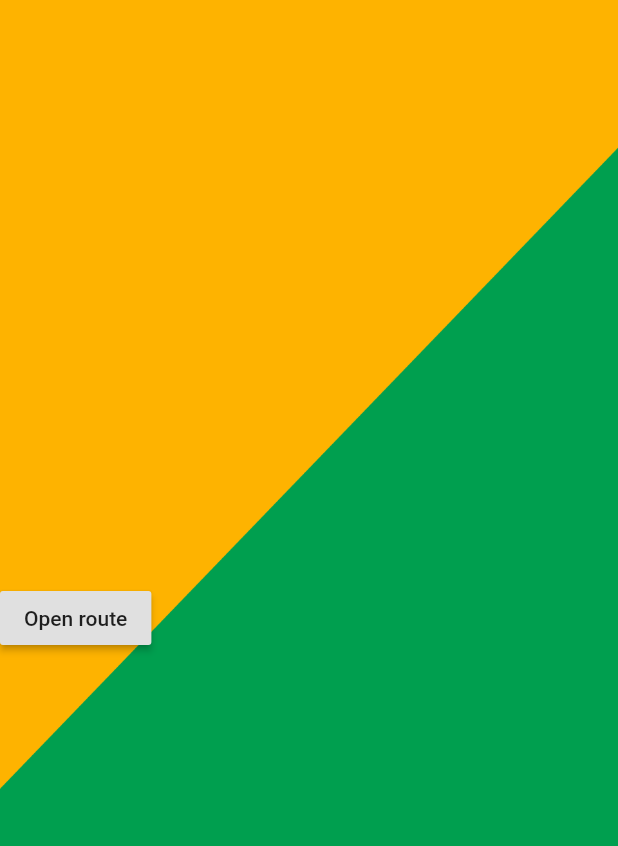
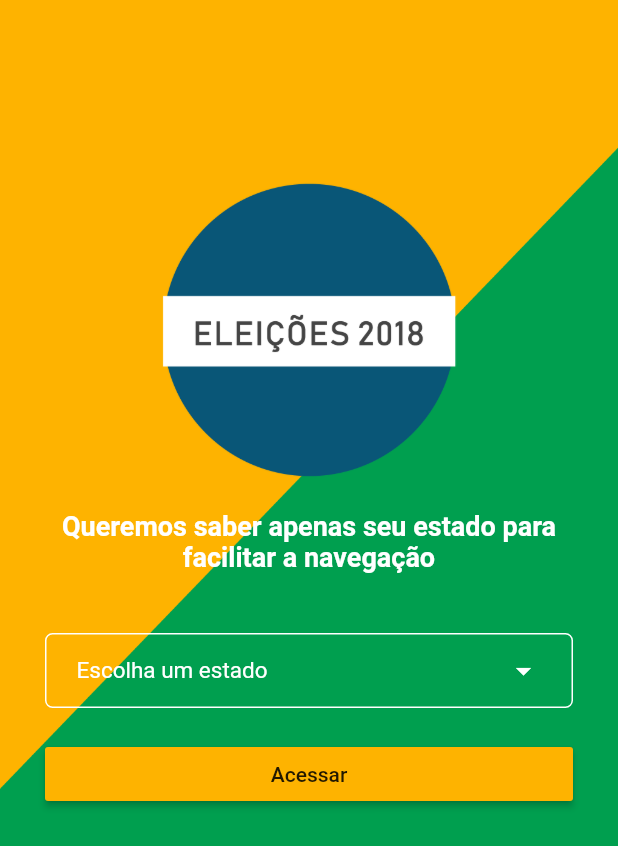
Before and after one commit to nadapps/eleicoes2020, a Flutter app: the screen it shows after launch, on a phone screen of 412 x 824 dp. Shown: the top 846 px of the screen. Run offline on Flutter 3.47's test engine with Material 2 defaults, Android fonts, the light colour scheme and no system bars.

Commit message:
Create login screen

```diff
--- /dev/null
+++ b/lib/constants/states.dart
@@ -0,0 +1,164 @@
+const states = [
+  {
+    "flag":
+        'http://upload.wikimedia.org/wikipedia/commons/thumb/4/4c/Bandeira_do_Acre.svg/300px-Bandeira_do_Acre.svg.png',
+    "abrev": 'AC',
+    "state": 'Acre'
+  },
+  {
+    "flag":
+        'https://upload.wikimedia.org/wikipedia/commons/thumb/8/88/Bandeira_de_Alagoas.svg/300px-Bandeira_de_Alagoas.svg.png',
+    "abrev": 'AL',
+    "state": 'Alagoas'
+  },
+  {
+    "flag":
+        'https://upload.wikimedia.org/wikipedia/commons/thumb/0/0c/Bandeira_do_Amap%C3%A1.svg/300px-Bandeira_do_Amap%C3%A1.svg.png',
+    "abrev": 'AP',
+    "state": 'Amapá'
+  },
+  {
+    "flag":
+        'https://upload.wikimedia.org/wikipedia/commons/thumb/6/6b/Bandeira_do_Amazonas.svg/300px-Bandeira_do_Amazonas.svg.png',
+    "abrev": 'AM',
+    "state": 'Amazonas'
+  },
+  {
+    "flag":
+        'https://upload.wikimedia.org/wikipedia/commons/thumb/2/28/Bandeira_da_Bahia.svg/300px-Bandeira_da_Bahia.svg.png',
+    "abrev": 'BA',
+    "state": 'Bahia'
+  },
+  {
+    "flag":
+        'https://upload.wikimedia.org/wikipedia/commons/thumb/2/2e/Bandeira_do_Cear%C3%A1.svg/300px-Bandeira_do_Cear%C3%A1.svg.png',
+    "abrev": 'CE',
+    "state": 'Ceará'
+  },
+  {
+    "flag":
+        'https://upload.wikimedia.org/wikipedia/commons/thumb/3/3c/Bandeira_do_Distrito_Federal_%28Brasil%29.svg/300px-Bandeira_do_Distrito_Federal_%28Brasil%29.svg.png',
+    "abrev": 'DF',
+    "state": 'Distrito Federal'
+  },
+  {
+    "flag":
+        'https://upload.wikimedia.org/wikipedia/commons/thumb/4/43/Bandeira_do_Esp%C3%ADrito_Santo.svg/300px-Bandeira_do_Esp%C3%ADrito_Santo.svg.png',
+    "abrev": 'ES',
+    "state": 'Espírito Santo'
+  },
+  {
+    "flag":
+        'https://upload.wikimedia.org/wikipedia/commons/thumb/b/be/Flag_of_Goi%C3%A1s.svg/200px-Flag_of_Goi%C3%A1s.svg.png',
+    "abrev": 'GO',
+    "state": 'Goiás'
+  },
+  {
+    "flag":
+        'https://upload.wikimedia.org/wikipedia/commons/thumb/4/45/Bandeira_do_Maranh%C3%A3o.svg/300px-Bandeira_do_Maranh%C3%A3o.svg.png',
+    "abrev": 'MA',
+    "state": 'Maranhão'
+  },
+  {
+    "flag":
+        'https://upload.wikimedia.org/wikipedia/commons/thumb/0/0b/Bandeira_de_Mato_Grosso.svg/300px-Bandeira_de_Mato_Grosso.svg.png',
+    "abrev": 'MT',
+    "state": 'Mato Grosso'
+  },
+  {
+    "flag":
+        'https://upload.wikimedia.org/wikipedia/commons/thumb/6/64/Bandeira_de_Mato_Grosso_do_Sul.svg/300px-Bandeira_de_Mato_Grosso_do_Sul.svg.png',
+    "abrev": 'MS',
+    "state": 'Mato Grosso do Sul'
+  },
+  {
+    "flag":
+        'https://upload.wikimedia.org/wikipedia/commons/thumb/f/f4/Bandeira_de_Minas_Gerais.svg/300px-Bandeira_de_Minas_Gerais.svg.png',
+    "abrev": 'MG',
+    "state": 'Minas Gerais'
+  },
+  {
+    "flag":
+        'https://upload.wikimedia.org/wikipedia/commons/thumb/0/02/Bandeira_do_Par%C3%A1.svg/300px-Bandeira_do_Par%C3%A1.svg.png',
+    "abrev": 'PA',
+    "state": 'Pará'
+  },
+  {
+    "flag":
+        'https://upload.wikimedia.org/wikipedia/commons/thumb/b/bb/Bandeira_da_Para%C3%ADba.svg/300px-Bandeira_da_Para%C3%ADba.svg.png',
+    "abrev": 'PB',
+    "state": 'Paraíba'
+  },
+  {
+    "flag":
+        'https://upload.wikimedia.org/wikipedia/commons/thumb/9/93/Bandeira_do_Paran%C3%A1.svg/300px-Bandeira_do_Paran%C3%A1.svg.png',
+    "abrev": 'PR',
+    "state": 'Paraná'
+  },
+  {
+    "flag":
+        'https://upload.wikimedia.org/wikipedia/commons/thumb/5/59/Bandeira_de_Pernambuco.svg/300px-Bandeira_de_Pernambuco.svg.png',
+    "abrev": 'PE',
+    "state": 'Pernambuco'
+  },
+  {
+    "flag":
+        'https://upload.wikimedia.org/wikipedia/commons/thumb/3/33/Bandeira_do_Piau%C3%AD.svg/300px-Bandeira_do_Piau%C3%AD.svg.png',
+    "abrev": 'PI',
+    "state": 'Piauí'
+  },
+  {
+    "flag":
+        'https://upload.wikimedia.org/wikipedia/commons/thumb/7/73/Bandeira_do_estado_do_Rio_de_Janeiro.svg/300px-Bandeira_do_estado_do_Rio_de_Janeiro.svg.png',
+    "abrev": 'RJ',
+    "state": 'Rio de Janeiro'
+  },
+  {
+    "flag":
+        'https://upload.wikimedia.org/wikipedia/commons/thumb/3/30/Bandeira_do_Rio_Grande_do_Norte.svg/300px-Bandeira_do_Rio_Grande_do_Norte.svg.png',
+    "abrev": 'RN',
+    "state": 'Rio Grande do Norte'
+  },
+  {
+    "flag":
+        'https://upload.wikimedia.org/wikipedia/commons/thumb/6/63/Bandeira_do_Rio_Grande_do_Sul.svg/300px-Bandeira_do_Rio_Grande_do_Sul.svg.png',
+    "abrev": 'RS',
+    "state": 'Rio Grande do Sul'
+  },
+  {
+    "flag":
+        'https://upload.wikimedia.org/wikipedia/commons/thumb/f/fa/Bandeira_de_Rond%C3%B4nia.svg/300px-Bandeira_de_Rond%C3%B4nia.svg.png',
+    "abrev": 'RO',
+    "state": 'Rondônia'
+  },
+  {
+    "flag":
+        'https://upload.wikimedia.org/wikipedia/commons/thumb/9/98/Bandeira_de_Roraima.svg/300px-Bandeira_de_Roraima.svg.png',
+    "abrev": 'RR',
+    "state": 'Roraima'
+  },
+  {
+    "flag":
+        'https://upload.wikimedia.org/wikipedia/commons/thumb/1/1a/Bandeira_de_Santa_Catarina.svg/300px-Bandeira_de_Santa_Catarina.svg.png',
+    "abrev": 'SC',
+    "state": 'Santa Catarina'
+  },
+  {
+    "flag":
+        'https://upload.wikimedia.org/wikipedia/commons/thumb/2/2b/Bandeira_do_estado_de_S%C3%A3o_Paulo.svg/300px-Bandeira_do_estado_de_S%C3%A3o_Paulo.svg.png',
+    "abrev": 'SP',
+    "state": 'São Paulo'
+  },
+  {
+    "flag":
+        'https://upload.wikimedia.org/wikipedia/commons/thumb/b/be/Bandeira_de_Sergipe.svg/300px-Bandeira_de_Sergipe.svg.png',
+    "abrev": 'SE',
+    "state": 'Sergipe'
+  },
+  {
+    "flag":
+        'https://upload.wikimedia.org/wikipedia/commons/thumb/f/ff/Bandeira_do_Tocantins.svg/300px-Bandeira_do_Tocantins.svg.png',
+    "abrev": 'TO',
+    "state": 'Tocantins'
+  }
+];
--- a/lib/screens/Login.dart
+++ b/lib/screens/Login.dart
@@ -1,7 +1,21 @@
 import 'package:eleicoes2020/screens/Home.dart';
 import 'package:flutter/material.dart';
 
-class Login extends StatelessWidget {
+import 'package:eleicoes2020/constants/states.dart';
+
+class Login extends StatefulWidget {
+  Login({Key key}) : super(key: key);
+
+  @override
+  _LoginState createState() => _LoginState();
+}
+
+class _LoginState extends State<Login> {
+  String dropdownValue = "";
+  var statesSelect = [
+    {"abrev": "", "state": "Escolha um estado"}
+  ]..addAll(states);
+
   @override
   Widget build(BuildContext context) {
     return Scaffold(
@@ -14,17 +28,91 @@ class Login extends StatelessWidget {
           fit: BoxFit.cover,
         ),
       ),
-      child: Row(
-        children: <Widget>[
-          RaisedButton(
-            child: Text('Open route'),
-            onPressed: () {
-              Navigator.push(
-                  context, MaterialPageRoute(builder: (context) => Home()));
-            },
-          )
-        ],
-      ),
+      child: Padding(
+          padding: EdgeInsets.symmetric(vertical: 120, horizontal: 30),
+          child: Column(
+            children: <Widget>[
+              Image(
+                  image: AssetImage('assets/logo.png'),
+                  fit: BoxFit.cover,
+                  width: 200,
+                  height: 200),
+              Container(
+                  margin: EdgeInsets.only(top: 20),
+                  child: Text(
+                      'Queremos saber apenas seu estado para facilitar a navegação',
+                      textAlign: TextAlign.center,
+                      style: TextStyle(
+                          fontSize: 18,
+                          color: Colors.white,
+                          fontWeight: FontWeight.bold))),
+              Container(
+                  width: double.infinity,
+                  margin: EdgeInsets.only(top: 40),
+                  padding: EdgeInsets.symmetric(horizontal: 20),
+                  decoration: BoxDecoration(
+                      borderRadius: BorderRadius.circular(5),
+                      border: Border.all(
+                        color: Colors.white,
+                        width: 1,
+                      )),
+                  child: DropdownButton<String>(
+                    value: dropdownValue,
+                    style: TextStyle(
+                      fontSize: 18,
+                      color: Colors.black,
+                    ),
+                    selectedItemBuilder: (BuildContext context) {
+                      return statesSelect.map((Map<String, String> value) {
+                        return Row(children: <Widget>[
+                          Text(
+                            value['state'],
+                            style: TextStyle(
+                              color: Colors.white,
+                              fontSize: 15,
+                            ),
+                          )
+                        ]);
+                      }).toList();
+                    },
+                    isExpanded: true,
+                    // value: dropdownValue,
+                    elevation: 16,
+                    icon: Icon(
+                      Icons.arrow_drop_down,
+                      color: Colors.white,
+                    ),
+                    underline: Container(
+                      height: 0,
+                    ),
+                    onChanged: (String newValue) {
+                      setState(() {
+                        dropdownValue = newValue;
+                      });
+                    },
+                    items: statesSelect.map<DropdownMenuItem<String>>(
+                        (Map<String, String> value) {
+                      return DropdownMenuItem<String>(
+                        value: value['abrev'],
+                        child: Text(
+                          value['state'],
+                        ),
+                      );
+                    }).toList(),
+                  )),
+              Container(
+                  width: double.infinity,
+                  margin: EdgeInsets.only(top: 20),
+                  child: RaisedButton(
+                    child: Text('Acessar'),
+                    color: const Color(0xffFEB300),
+                    onPressed: () {
+                      Navigator.push(context,
+                          MaterialPageRoute(builder: (context) => Home()));
+                    },
+                  )),
+            ],
+          )),
     ));
   }
 }
```
Also changed, not shown: assets/logo.png (added), 5 other files.
